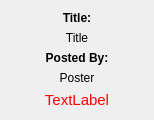
This is ui/PdfPostItem.ui in dmzdev/stance as Qt 5 draws it before an edit. The edited form follows.
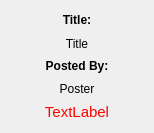
This is the edited form.

Patch:
```diff
--- a/ui/PdfPostItem.ui
+++ b/ui/PdfPostItem.ui
@@ -7,25 +7,28 @@
     <x>0</x>
     <y>0</y>
     <width>154</width>
-    <height>120</height>
+    <height>133</height>
    </rect>
   </property>
   <property name="minimumSize">
    <size>
-    <width>0</width>
+    <width>154</width>
     <height>120</height>
    </size>
   </property>
   <property name="maximumSize">
    <size>
     <width>154</width>
-    <height>120</height>
+    <height>133</height>
    </size>
   </property>
   <property name="windowTitle">
    <string>Form</string>
   </property>
   <layout class="QVBoxLayout" name="verticalLayout_2">
+   <property name="margin">
+    <number>12</number>
+   </property>
    <item>
     <widget class="QLabel" name="label">
      <property name="styleSheet">
```
